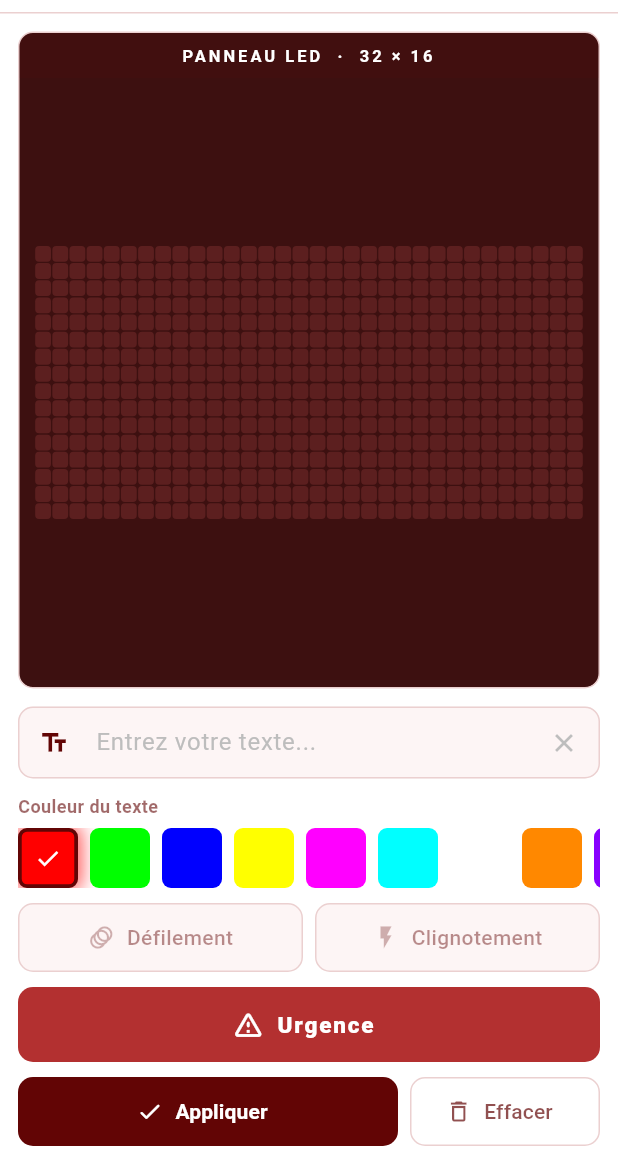
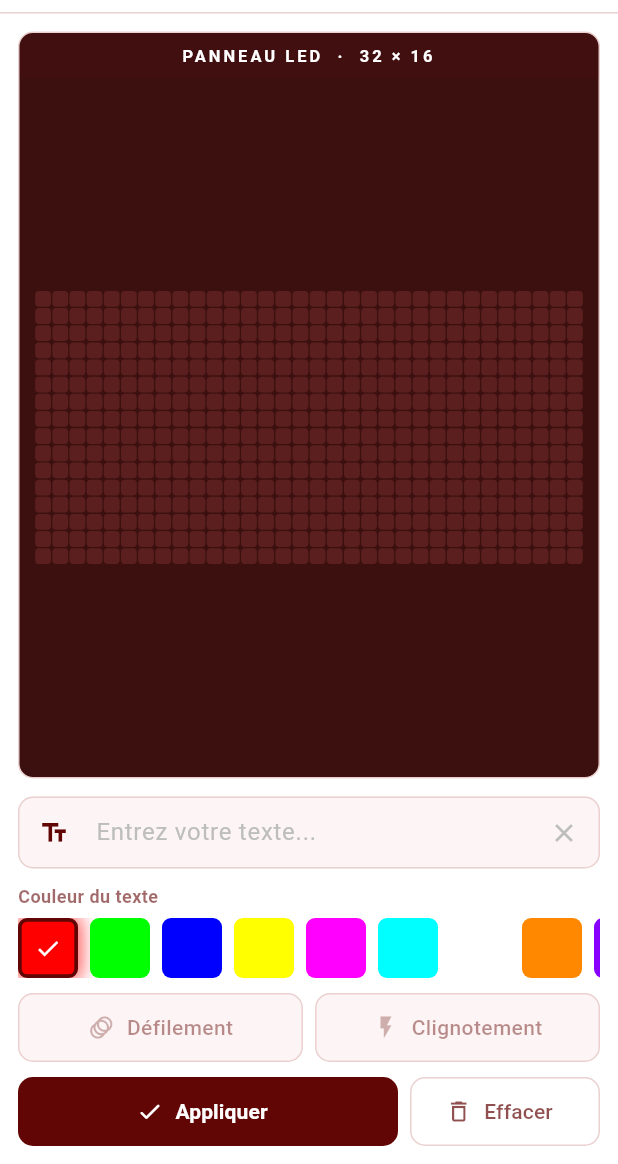
Before and after one commit to Astralale/led_matrix_app, a Flutter app: the screen it shows after launch, on a phone screen of 412 x 824 dp, the part 72-1236 px from its top. Run offline on Flutter 3.47's test engine with Material 3 defaults, Android fonts, the phone set to English and light mode, and no system bars; our stand-ins replace flutter_blue_plus.

Commit message:
feat: remove help button from text mode screen

```diff
--- a/lib/screens/text_mode_screen.dart
+++ b/lib/screens/text_mode_screen.dart
@@ -347,10 +347,6 @@ class _TextModeScreenState extends State<TextModeScreen> {
 
           const SizedBox(height: 10),
 
-          _buildHelpButton(),
-
-          const SizedBox(height: 10),
-
           _buildActionButtons(),
         ],
       ),
@@ -632,38 +628,6 @@ class _TextModeScreenState extends State<TextModeScreen> {
     );
   }
 
-  Widget _buildHelpButton() {
-    return Padding(
-      padding: const EdgeInsets.symmetric(
-        horizontal: AppConstants.defaultPadding,
-      ),
-      child: SizedBox(
-        width: double.infinity,
-        height: 50,
-        child: ElevatedButton.icon(
-          onPressed: _displayHelp,
-          icon: const Icon(Icons.warning_amber_rounded, size: 22),
-          label: const Text(
-            'Urgence',
-            style: TextStyle(
-              fontSize: 15,
-              fontWeight: FontWeight.w800,
-              letterSpacing: 1.2,
-            ),
-          ),
-          style: ElevatedButton.styleFrom(
-            backgroundColor: AppConstants.dangerColor,
-            foregroundColor: Colors.white,
-            elevation: 0,
-            shape: RoundedRectangleBorder(
-              borderRadius: BorderRadius.circular(AppConstants.defaultRadius),
-            ),
-          ),
-        ),
-      ),
-    );
-  }
-
   Widget _buildActionButtons() {
     return Padding(
       padding: const EdgeInsets.only(
```
